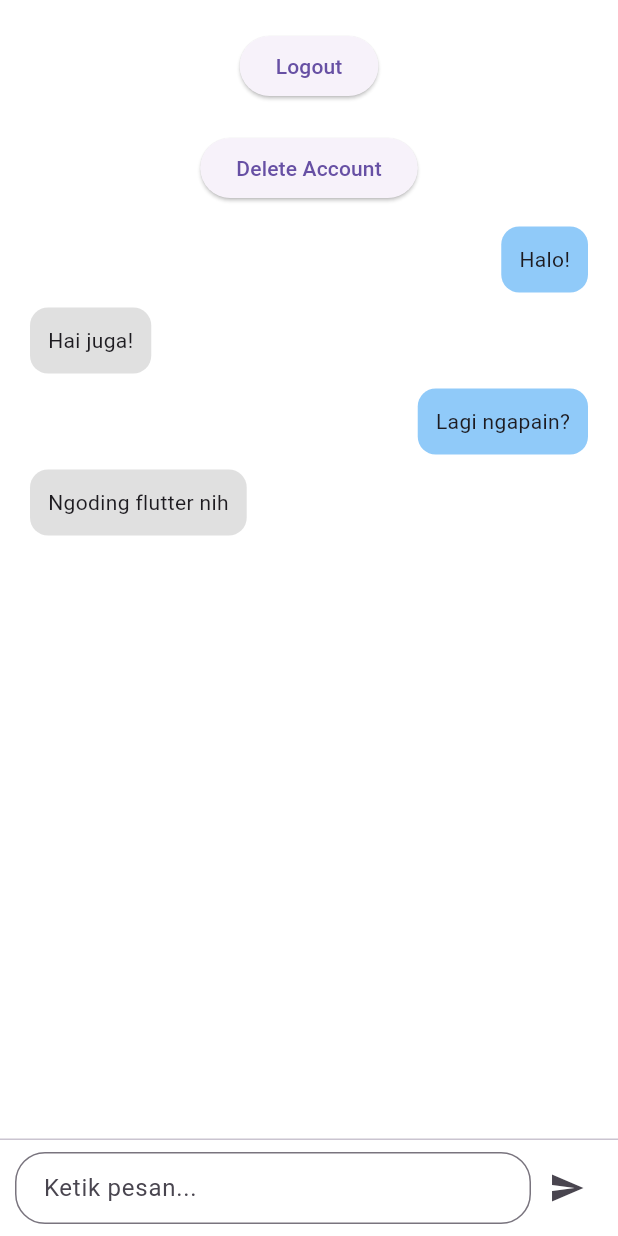
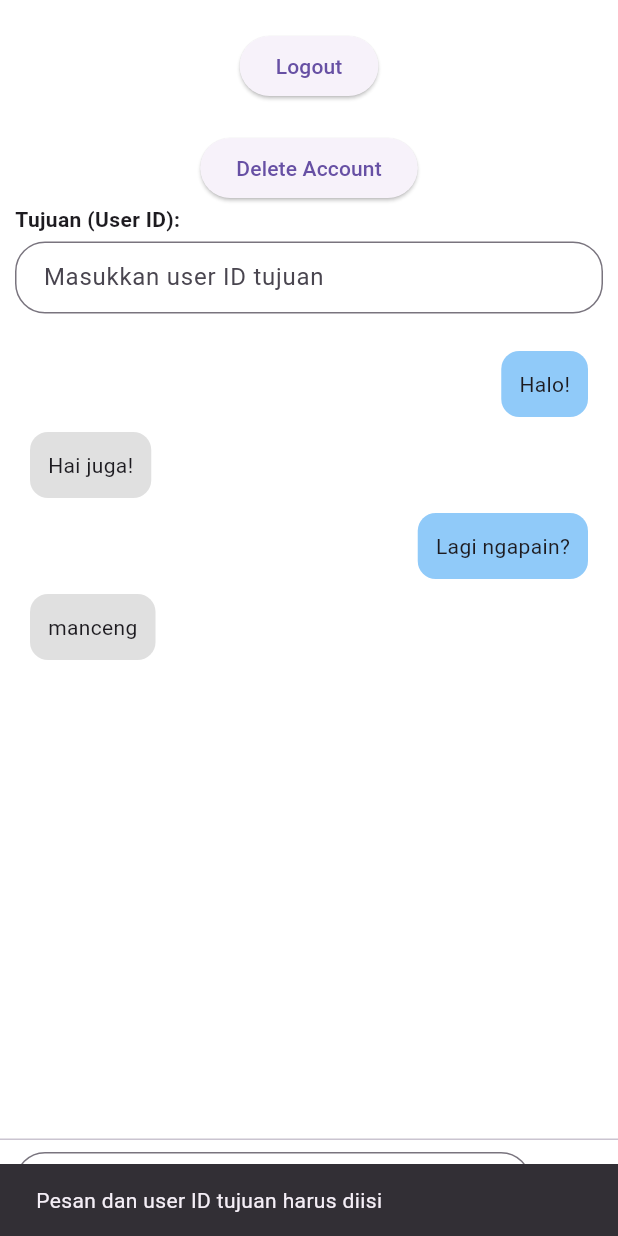
Before and after one commit to Vincent140206/SimpleTalk, a Flutter app: the HomeScreen screen opened by its route, after a tap on the "send" icon, on a phone screen of 412 x 824 dp. Run offline on Flutter 3.47's test engine with Material 3 defaults, Android fonts, the phone set to English and light mode, and no system bars; our stand-ins replace dio, shared_preferences, socket_io_client; accounts and stored records are empty.

```diff
--- a/lib/core/constants/network_config.dart
+++ b/lib/core/constants/network_config.dart
@@ -1,2 +1,2 @@
-const String localIP = '10.200.224.25';
+const String localIP = '192.168.20.180';
 const String emulatorIP = '10.0.2.2';
--- a/lib/core/constants/url.dart
+++ b/lib/core/constants/url.dart
@@ -1,5 +1,5 @@
 class Urls {
   static const String baseUrl = 'http://10.0.2.2:5000/';
-  static const String login = '$baseUrl/api/auth/login';
-  static const String register = '$baseUrl/api/auth/register';
+  static const String login = '/api/auth/login';
+  static const String register = '/api/auth/register';
 }
--- a/lib/presentation/views/auth/login.dart
+++ b/lib/presentation/views/auth/login.dart
@@ -1,5 +1,6 @@
 import 'package:flutter/material.dart';
 
+import '../../../core/services/socket_services.dart';
 import '../../viewmodels/auth_viewmodel.dart';
 
 class LoginScreen extends StatefulWidget {
@@ -12,7 +13,7 @@ class LoginScreen extends StatefulWidget {
 class _LoginScreenState extends State<LoginScreen> {
   final emailController = TextEditingController();
   final passwordController = TextEditingController();
-  final _viewModel = LoginViewModel();
+  final _viewModel = LoginViewModel(SocketService());
 
   @override
   Widget build(BuildContext context) {
--- a/lib/presentation/views/home.dart
+++ b/lib/presentation/views/home.dart
@@ -2,6 +2,7 @@ import 'package:flutter/cupertino.dart';
 import 'package:flutter/material.dart';
 import 'package:simple_talk/core/services/shared_preference_service.dart';
 
+import '../../core/services/socket_services.dart';
 import '../viewmodels/auth_viewmodel.dart';
 
 class HomeScreen extends StatefulWidget {
@@ -16,14 +17,46 @@ class _HomeScreenState extends State<HomeScreen> {
     {"text": "Halo!", "isMe": true},
     {"text": "Hai juga!", "isMe": false},
     {"text": "Lagi ngapain?", "isMe": true},
-    {"text": "Ngoding flutter nih", "isMe": false},
+    {"text": "manceng", "isMe": false},
   ];
   final TextEditingController messageController = TextEditingController();
   final _viewModel = DeleteViewModel();
+  final TextEditingController targetUserController = TextEditingController();
+  final socketService = SocketService();
+
+  @override
+  @override
+  void initState() {
+    super.initState();
+
+    socketService.initSocket().then((_) {
+      socketService.socket?.on('PrivateMessage', (data) {
+        print('PrivateMessage received: $data');
+        setState(() {
+          messages.add({
+            "text": data['message'],
+            "isMe": false,
+          });
+        });
+      });
+
+      socketService.socket?.on('receiveMessage', (data) {
+        print('Broadcast received: $data');
+        setState(() {
+          messages.add({
+            "text": data['message'],
+            "isMe": false,
+          });
+        });
+      });
+    });
+  }
+
 
   @override
   void dispose() {
     messageController.dispose();
+    targetUserController.dispose();
     super.dispose();
   }
 
@@ -59,7 +92,8 @@ class _HomeScreenState extends State<HomeScreen> {
               onPressed: () {
                 showDialog(
                   context: context,
-                  builder: (_) => AlertDialog(
+                  builder: (_) =>
+                      AlertDialog(
                         title: Text('Konfirmasi'),
                         content: Text('Yakin ingin hapus akun?'),
                         actions: [
@@ -90,6 +124,29 @@ class _HomeScreenState extends State<HomeScreen> {
             Expanded(
               child: Column(
                 children: [
+                  Padding(
+                    padding: const EdgeInsets.symmetric(horizontal: 10),
+                    child: Column(
+                      crossAxisAlignment: CrossAxisAlignment.start,
+                      children: [
+                        Text('Tujuan (User ID):',
+                            style: TextStyle(fontWeight: FontWeight.bold)),
+                        SizedBox(height: 5),
+                        TextField(
+                          controller: targetUserController,
+                          decoration: InputDecoration(
+                            hintText: 'Masukkan user ID tujuan',
+                            border: OutlineInputBorder(
+                              borderRadius: BorderRadius.circular(20),
+                            ),
+                            contentPadding: EdgeInsets.symmetric(
+                                horizontal: 15, vertical: 10),
+                          ),
+                        ),
+                      ],
+                    ),
+                  ),
+                  SizedBox(height: 10),
                   Expanded(
                     child: ListView.builder(
                       padding: const EdgeInsets.all(10),
@@ -139,16 +196,40 @@ class _HomeScreenState extends State<HomeScreen> {
                         IconButton(
                             icon: Icon(Icons.send),
                             onPressed: () {
-                            if (messageController.text.trim().isNotEmpty) {
+                              final message = messageController.text.trim();
+                              final toUserId = targetUserController.text.trim();
+                              if (message.isNotEmpty) {
                                 setState(() {
                                   messages.add({
-                                  "text": messageController.text.trim(),
+                                    "text": message,
                                     "isMe": true,
                                   });
                                 });
+                                try {
+                                  if (toUserId.isNotEmpty) {
+                                    socketService.sendPrivateMessage(
+                                      toUserId,
+                                      message,
+                                    );
+                                    print('✅ Private message sent to $toUserId');
+                                  } else {
+                                    socketService.sendBroadcastMessage(message);
+                                    print('📢 Broadcast message sent');
+                                  }
+                                } catch (e) {
+                                  print('❌ Gagal kirim pesan: $e');
+                                  ScaffoldMessenger.of(context).showSnackBar(
+                                    SnackBar(content: Text("Gagal kirim pesan")),
+                                  );
+                                }
                                 messageController.clear();
+                              } else {
+                                ScaffoldMessenger.of(context).showSnackBar(
+                                  SnackBar(content: Text(
+                                      "Pesan dan user ID tujuan harus diisi")),
+                                );
                               }
-                          },
+                            }
                         )
                       ],
                     ),
```
Also changed, not shown: lib/core/services/auth_services.dart (+18 -9 lines), lib/core/services/socket_services.dart (+72 -15 lines), lib/presentation/viewmodels/auth_viewmodel.dart (+15 -4 lines). Lines whose indentation alone changed are shown as unchanged.
